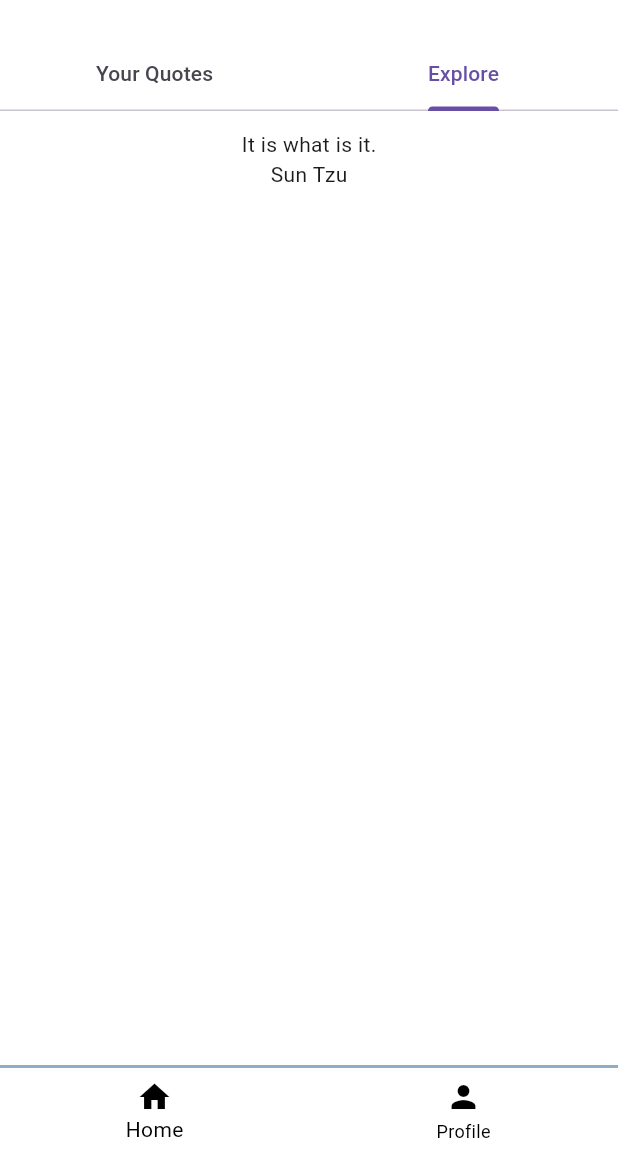
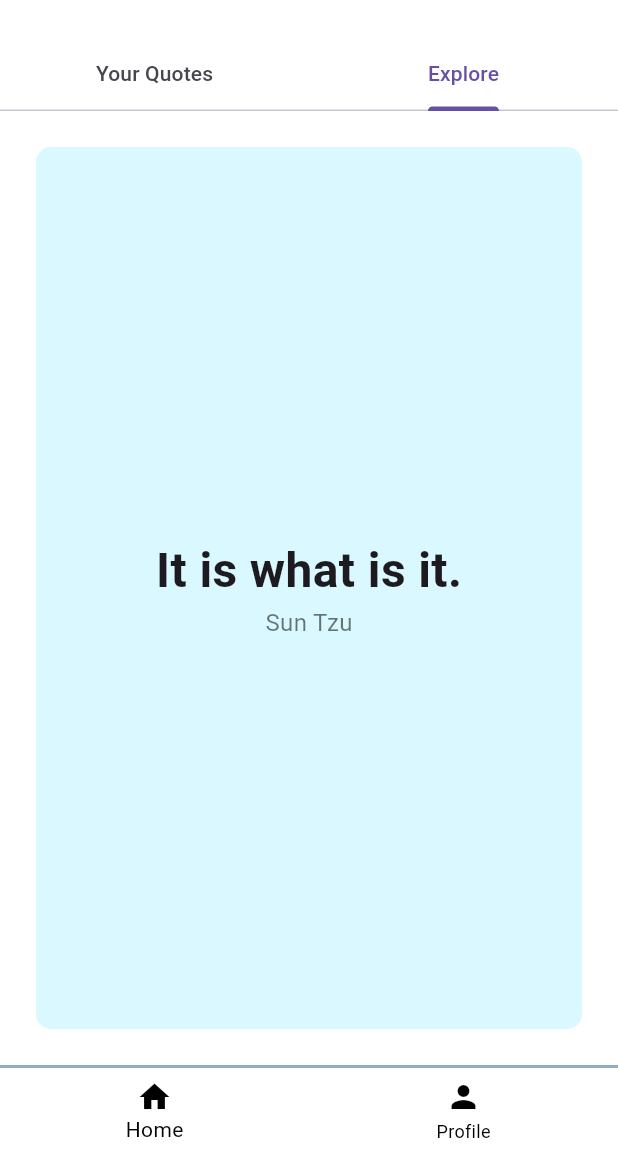
Before and after one commit to KubangPawis/gdsc-quote-app, a Flutter app: the HomePage screen opened directly, tab 2 chosen, on a phone screen of 412 x 824 dp, the part 81-1236 px from its top. Run offline on Flutter 3.47's test engine with Material 3 defaults, Android fonts, the light colour scheme and no system bars; our stand-ins replace flutter_slidable, google_sign_in.

Commit message:
feat(explore): add container widget

```diff
--- a/frontend/lib/pages/explore_page.dart
+++ b/frontend/lib/pages/explore_page.dart
@@ -1,22 +1,44 @@
+import 'dart:math';
 import 'package:flutter/material.dart';
 
-class ExplorePage extends StatelessWidget {
+class ExplorePage extends StatefulWidget {
   const ExplorePage({super.key});
+
+  @override
+  State<ExplorePage> createState() => _ExplorePageState();
+}
+
+class _ExplorePageState extends State<ExplorePage> {
+  final List quoteWidgetColorList = [
+    Color(0xFFFFE0E0),
+    Color(0xFFC4F1E3),
+    Color(0xFFDAF8FF),
+    Color(0xFFFFF8D1),
+    Color(0xFFCA9FED),
+    Color(0xFF686CFC),
+    Color(0xFFFFBD94),
+  ];
 
   @override
   Widget build(BuildContext context) {
     return Padding(
-        padding: EdgeInsets.all(12),
-        child: Container(
-            child: Column(
-          children: [
+      padding: EdgeInsets.all(24),
+      child: Container(
+          decoration: BoxDecoration(
+            color: quoteWidgetColorList[
+                Random().nextInt(quoteWidgetColorList.length)],
+            borderRadius: BorderRadius.circular(10),
+          ),
+          child: Column(mainAxisAlignment: MainAxisAlignment.center, children: [
             Text(
               'It is what is it.',
+              style: TextStyle(fontSize: 32, fontWeight: FontWeight.bold),
             ),
             Text(
               'Sun Tzu',
+              style: TextStyle(fontSize: 16, color: Colors.black54),
             ),
-          ],
-        )));
+          ])),
+    );
   }
 }
```
